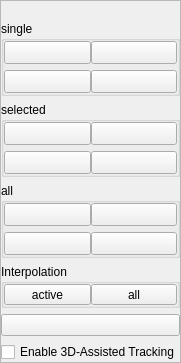
This is src/ui/ui-files/WizardDigitizationFrame.ui in XROMMPackages/xmalab as Qt 5 draws it before an edit. The edited form follows.
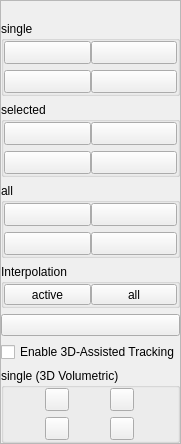
This is the edited form. Icons and pictures are not drawn.

Commit message: Stage 2: Joint 3D Volumetric Tracking implemented

Patch:
```diff
--- a/src/ui/ui-files/WizardDigitizationFrame.ui
+++ b/src/ui/ui-files/WizardDigitizationFrame.ui
@@ -464,6 +464,77 @@
      </property>
     </widget>
    </item>
+   <item row="8" column="0" colspan="2">
+    <widget class="QGroupBox" name="groupBox_Point3D">
+     <property name="sizePolicy">
+      <sizepolicy hsizetype="Preferred" vsizetype="Preferred">
+       <horstretch>0</horstretch>
+       <verstretch>0</verstretch>
+      </sizepolicy>
+     </property>
+     <property name="title">
+      <string>single (3D Volumetric)</string>
+     </property>
+     <layout class="QGridLayout" name="gridLayout_Point3D">
+      <property name="horizontalSpacing">
+       <number>0</number>
+      </property>
+      <property name="margin">
+       <number>0</number>
+      </property>
+      <item row="0" column="0">
+       <widget class="QToolButton" name="toolButton_Point3DPrev">
+        <property name="toolTip">
+         <string>track single point to previous frame using 3D volume</string>
+        </property>
+        <property name="icon">
+         <iconset resource="../calibrationtool_resources.qrc">
+          <normaloff>:/images/resource-files/icons/playbackward_blue.png</normaloff>:/images/resource-files/icons/playbackward_blue.png</iconset>
+        </property>
+       </widget>
+      </item>
+      <item row="0" column="1">
+       <widget class="QToolButton" name="toolButton_Point3DNext">
+        <property name="toolTip">
+         <string>track single point to next frame using 3D volume</string>
+        </property>
+        <property name="icon">
+         <iconset resource="../calibrationtool_resources.qrc">
+          <normaloff>:/images/resource-files/icons/play_blue.png</normaloff>:/images/resource-files/icons/play_blue.png</iconset>
+        </property>
+       </widget>
+      </item>
+      <item row="1" column="0">
+       <widget class="QToolButton" name="toolButton_Point3DBack">
+        <property name="toolTip">
+         <string>track single point backward using 3D volume</string>
+        </property>
+        <property name="icon">
+         <iconset resource="../calibrationtool_resources.qrc">
+          <normaloff>:/images/resource-files/icons/backward_blue.png</normaloff>:/images/resource-files/icons/backward_blue.png</iconset>
+        </property>
+        <property name="checkable">
+         <bool>true</bool>
+        </property>
+       </widget>
+      </item>
+      <item row="1" column="1">
+       <widget class="QToolButton" name="toolButton_Point3DForw">
+        <property name="toolTip">
+         <string>track single point forward using 3D volume</string>
+        </property>
+        <property name="icon">
+         <iconset resource="../calibrationtool_resources.qrc">
+          <normaloff>:/images/resource-files/icons/forward_blue.png</normaloff>:/images/resource-files/icons/forward_blue.png</iconset>
+        </property>
+        <property name="checkable">
+         <bool>true</bool>
+        </property>
+       </widget>
+      </item>
+     </layout>
+    </widget>
+   </item>
   </layout>
  </widget>
  <resources>
```
The commit also changes 6 other files.
